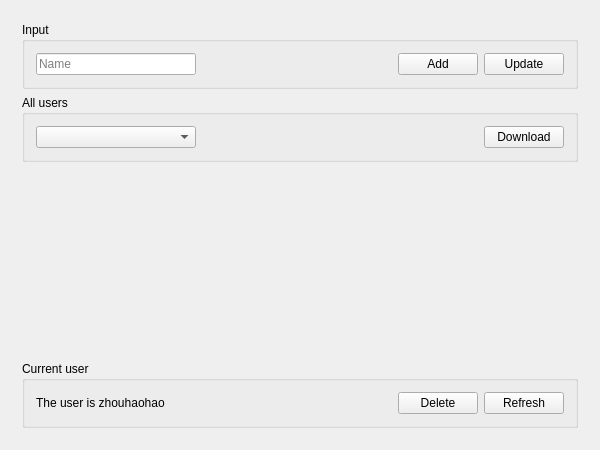
First picture: the form in src/admin/mainwidget.ui, repository MichaelLugq/ukey-auth, before the edit.
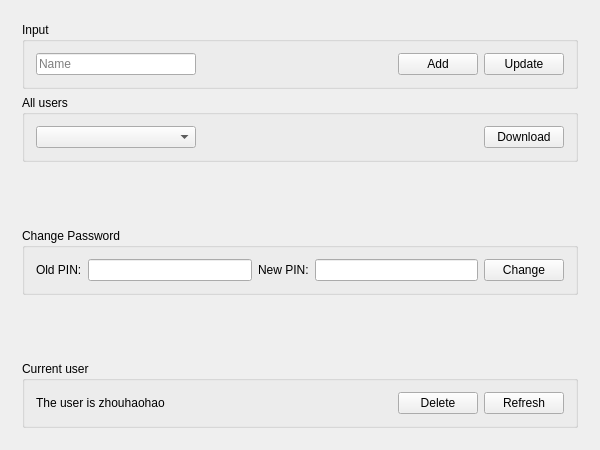
Second picture: the form after the edit. The open tabs and pages were chosen to show the change.

Patch:
```diff
--- a/src/admin/mainwidget.ui
+++ b/src/admin/mainwidget.ui
@@ -62,27 +62,6 @@
          </item>
         </layout>
        </item>
-       <item>
-        <layout class="QHBoxLayout" name="horizontalLayout_6">
-         <item>
-          <widget class="QLabel" name="label_change_pin">
-           <property name="text">
-            <string>TextLabel</string>
-           </property>
-          </widget>
-         </item>
-         <item>
-          <widget class="QLineEdit" name="edit_new_pin"/>
-         </item>
-         <item>
-          <widget class="QPushButton" name="btn_change_pin">
-           <property name="text">
-            <string>Change</string>
-           </property>
-          </widget>
-         </item>
-        </layout>
-       </item>
        <item>
         <spacer name="verticalSpacer_3">
          <property name="orientation">
@@ -272,8 +251,61 @@
          </property>
          <property name="sizeHint" stdset="0">
           <size>
-           <width>17</width>
-           <height>214</height>
+           <width>20</width>
+           <height>78</height>
+          </size>
+         </property>
+        </spacer>
+       </item>
+       <item>
+        <widget class="QGroupBox" name="groupBox">
+         <property name="title">
+          <string>Change Password</string>
+         </property>
+         <layout class="QHBoxLayout" name="horizontalLayout_8">
+          <item>
+           <layout class="QHBoxLayout" name="horizontalLayout_6">
+            <item>
+             <widget class="QLabel" name="label">
+              <property name="text">
+               <string>Old PIN:</string>
+              </property>
+             </widget>
+            </item>
+            <item>
+             <widget class="QLineEdit" name="edit_old_pin"/>
+            </item>
+            <item>
+             <widget class="QLabel" name="label_change_pin">
+              <property name="text">
+               <string>New PIN:</string>
+              </property>
+             </widget>
+            </item>
+            <item>
+             <widget class="QLineEdit" name="edit_new_pin"/>
+            </item>
+            <item>
+             <widget class="QPushButton" name="btn_change_pin">
+              <property name="text">
+               <string>Change</string>
+              </property>
+             </widget>
+            </item>
+           </layout>
+          </item>
+         </layout>
+        </widget>
+       </item>
+       <item>
+        <spacer name="verticalSpacer_6">
+         <property name="orientation">
+          <enum>Qt::Vertical</enum>
+         </property>
+         <property name="sizeHint" stdset="0">
+          <size>
+           <width>20</width>
+           <height>78</height>
           </size>
          </property>
         </spacer>
```
Left out of the diff: 2 changed lines with no effect on the pictures.
